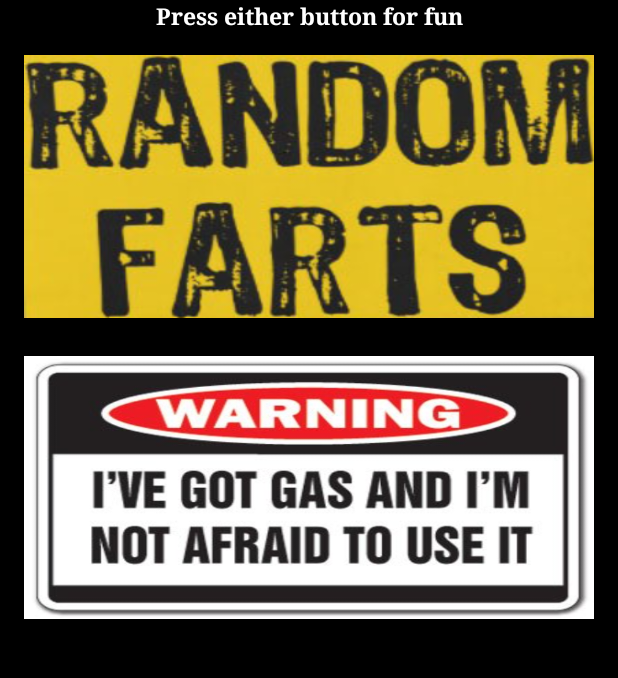
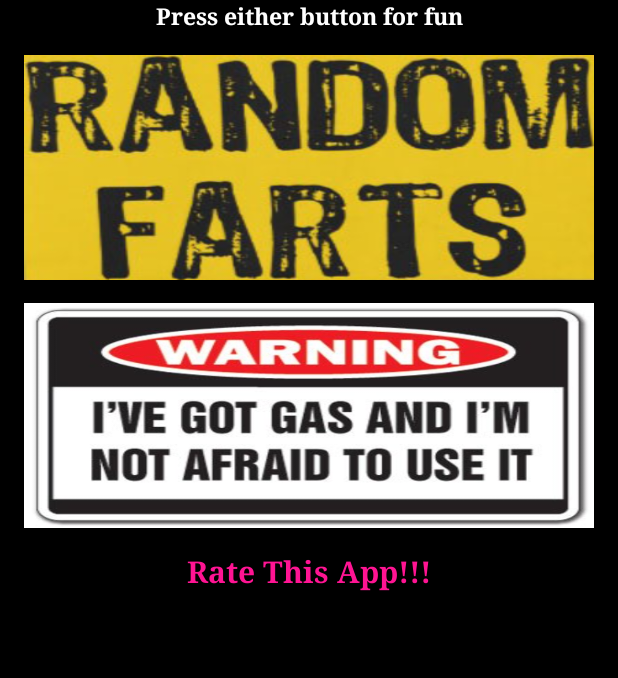
Before and after one commit to completecoverageit/FartSoundsProd, an Android app: the screen it shows after launch (MainActivity), on a phone screen of 412 x 824 dp, the part 116-794 px from its top. Run offline under Robolectric (Android 15) with nearby library versions, the phone set to English and light mode, and no system bars; our stand-ins replace AdMob.

Commit message:
Add Rate This App and made it blink.

```diff
--- a/app/build.gradle
+++ b/app/build.gradle
@@ -8,8 +8,8 @@ android {
         applicationId "com.completecoverageit.fartsounds"
         minSdkVersion 16
         targetSdkVersion 23
-        versionCode 2
-        versionName "2.0"
+        versionCode 3
+        versionName "3.0"
     }
     buildTypes {
         release {
--- a/app/src/main/java/com/completecoverageit/fartsounds/MainActivity.java
+++ b/app/src/main/java/com/completecoverageit/fartsounds/MainActivity.java
@@ -1,11 +1,18 @@
 package com.completecoverageit.fartsounds;
 
+import android.content.ActivityNotFoundException;
 import android.content.Intent;
+import android.net.Uri;
+import android.os.Build;
+import android.os.Handler;
 import android.support.v7.app.AppCompatActivity;
 import android.os.Bundle;
 import com.google.android.gms.ads.AdRequest;
 import com.google.android.gms.ads.AdView;
 import android.view.View;
+import android.view.animation.AlphaAnimation;
+import android.view.animation.Animation;
+import android.widget.TextView;
 import android.widget.Toast;
 
 
@@ -19,11 +26,23 @@ public class MainActivity extends AppCompatActivity {
     public void onCreate(Bundle savedInstanceState) {
         super.onCreate(savedInstanceState);
         setContentView(R.layout.activity_main);
+        blinkText2();
 
         mAdView = (AdView) findViewById(R.id.adView);
         AdRequest adRequest = new AdRequest.Builder()
                 .build();
         mAdView.loadAd(adRequest);
+    }
+
+    public void blinkText2(){
+        TextView myText = (TextView) findViewById(R.id.rateApp);
+
+        Animation anim = new AlphaAnimation(0.0f, 1.0f);
+        anim.setDuration(500); //You can manage the time of the blink with this parameter
+        anim.setStartOffset(20);
+        anim.setRepeatMode(Animation.REVERSE);
+        anim.setRepeatCount(Animation.INFINITE);
+        myText.startAnimation(anim);
     }
 
     public void goToBoard(View view) {
@@ -36,7 +55,37 @@ public class MainActivity extends AppCompatActivity {
         startActivity(intent);
     }
 
-    @Override
+    public void rateApp(View view)
+    {
+        try
+        {
+            Intent rateIntent = rateIntentForUrl("market://details");
+            startActivity(rateIntent);
+        }
+        catch (ActivityNotFoundException e)
+        {
+            Intent rateIntent = rateIntentForUrl("http://play.google.com/store/apps/details");
+            startActivity(rateIntent);
+        }
+    }
+    private Intent rateIntentForUrl(String url)
+    {
+        Intent intent = new Intent(Intent.ACTION_VIEW, Uri.parse(String.format("%s?id=%s", url, getPackageName())));
+        int flags = Intent.FLAG_ACTIVITY_NO_HISTORY | Intent.FLAG_ACTIVITY_MULTIPLE_TASK;
+        if (Build.VERSION.SDK_INT >= 16)
+        {
+            flags |= Intent.FLAG_ACTIVITY_NEW_DOCUMENT;
+        }
+        else
+        {
+            //noinspection deprecation
+            flags |= Intent.FLAG_ACTIVITY_CLEAR_WHEN_TASK_RESET;
+        }
+        intent.addFlags(flags);
+        return intent;
+    }
+
+   @Override
     public void onPause() {
         if (mAdView != null) {
             mAdView.pause();
--- a/app/src/main/res/layout/activity_main.xml
+++ b/app/src/main/res/layout/activity_main.xml
@@ -55,7 +55,7 @@
 
             <Button
                 android:layout_width="0dp"
-                android:layout_height="175dp"
+                android:layout_height="150dp"
                 android:id="@+id/randomFarts"
                 android:layout_weight="1"
                 android:textColor="#ffffff"
@@ -67,17 +67,43 @@
         <TableRow
             android:layout_width="match_parent"
             android:layout_height="match_parent"
-            android:paddingTop="25dp">
+            android:paddingTop="15dp">
 
             <Button
                 android:layout_width="0dp"
-                android:layout_height="175dp"
+                android:layout_height="150dp"
                 android:id="@+id/fartList"
                 android:textColor="#ffffff"
                 android:singleLine="true"
                 android:onClick="goToBoard"
                 android:layout_weight="1"
                 android:background="@drawable/fartlist1" />
+        </TableRow>
+
+        <TableRow
+            android:layout_width="match_parent"
+            android:layout_height="match_parent"
+            android:paddingTop="15dp" >
+
+            <TextView
+                android:layout_width="match_parent"
+                android:layout_height="wrap_content"
+                android:id="@+id/rateApp"
+                android:layout_centerHorizontal="true"
+                android:text="Rate This App!!!"
+                android:textColor="#ff1493"
+                android:textStyle="bold"
+                android:textSize="20dp"
+                android:gravity="center_horizontal"
+                android:typeface="serif"
+                android:layout_weight="1"
+                android:onClick="rateApp" />
+        </TableRow>
+
+        <TableRow
+            android:layout_width="match_parent"
+            android:layout_height="match_parent">
+
         </TableRow>
 
     </TableLayout>
```
